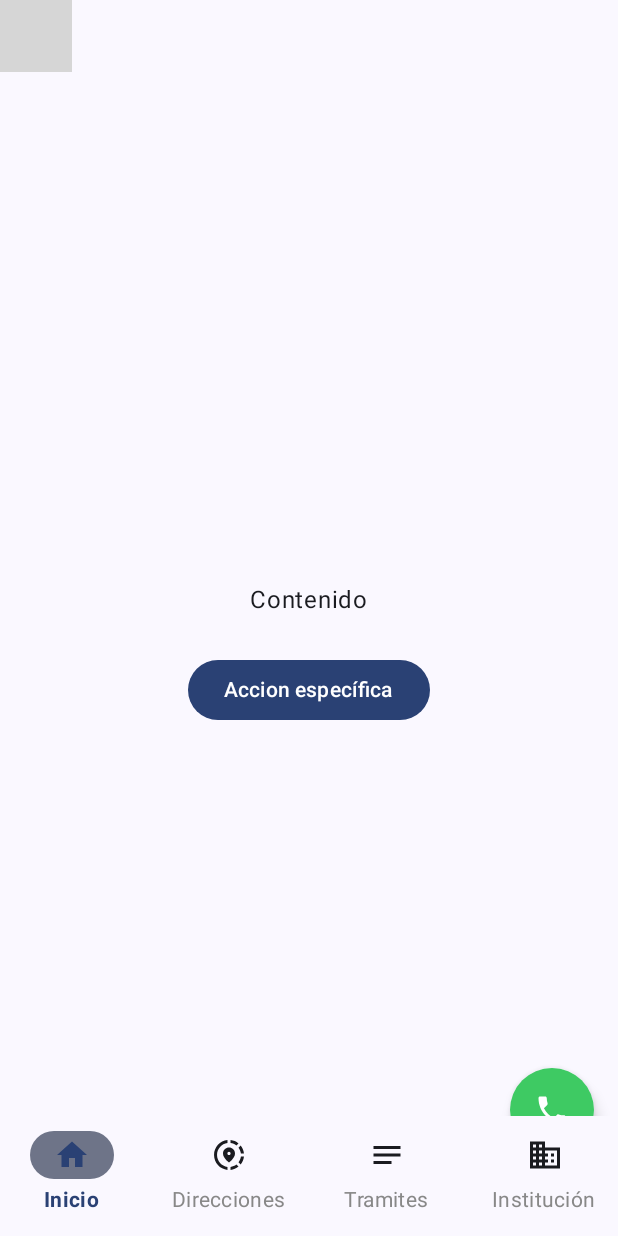
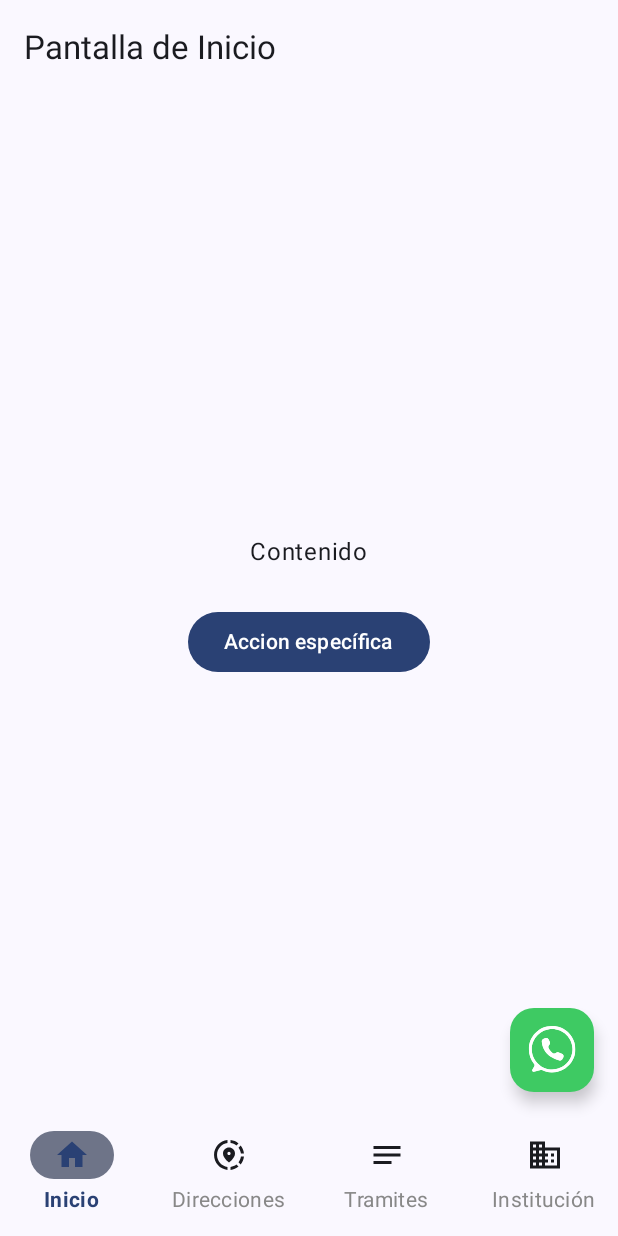
Before and after one commit to juanjosevarqu/DiproveBolivia, an Android app built with Jetpack Compose: the screen it shows after launch (MainActivity), on a phone screen of 412 x 824 dp. Run offline under Robolectric (Android 15) with nearby library versions, the phone set to English and light mode, and no system bars; grey boxes are pictures that could not be loaded.

Commit message:
REFACTOR - Floating Action Button

```diff
--- a/app/src/main/java/com/varqulabs/diproveboliviapp/MainActivity.kt
+++ b/app/src/main/java/com/varqulabs/diproveboliviapp/MainActivity.kt
@@ -4,11 +4,24 @@ import android.os.Bundle
 import androidx.activity.ComponentActivity
 import androidx.activity.compose.setContent
 import androidx.activity.enableEdgeToEdge
-import androidx.compose.foundation.layout.Box
 import androidx.compose.foundation.layout.fillMaxSize
-import androidx.compose.foundation.layout.systemBarsPadding
-import androidx.compose.ui.Alignment
+import androidx.compose.foundation.layout.padding
+import androidx.compose.foundation.layout.size
+import androidx.compose.material3.ExtendedFloatingActionButton
+import androidx.compose.material3.Icon
+import androidx.compose.material3.Scaffold
+import androidx.compose.material3.Text
+import androidx.compose.runtime.getValue
+import androidx.compose.runtime.mutableStateOf
+import androidx.compose.runtime.remember
+import androidx.compose.runtime.setValue
 import androidx.compose.ui.Modifier
+import androidx.compose.ui.graphics.Color
+import androidx.compose.ui.graphics.vector.ImageVector
+import androidx.compose.ui.res.vectorResource
+import androidx.compose.ui.text.font.FontWeight
+import androidx.compose.ui.unit.dp
+import androidx.compose.ui.unit.sp
 import androidx.navigation.compose.rememberNavController
 import com.varqulabs.diproveboliviapp.navigation.AppBottomNavigation
 import com.varqulabs.diproveboliviapp.navigation.AppNavGraph
@@ -23,18 +36,41 @@ class MainActivity : ComponentActivity() {
 
                 val navController = rememberNavController()
 
-                AppNavGraph(
-                    navController = navController,
-                    modifier = Modifier.fillMaxSize()
-                )
+                var expandedFAB by remember { mutableStateOf(false) }
 
-                Box(
-                    modifier = Modifier
-                        .fillMaxSize()
-                        .systemBarsPadding(),
-                    contentAlignment = Alignment.BottomCenter
-                ) {
-                    AppBottomNavigation(navController = navController)
+                Scaffold(
+                    bottomBar = {
+                        AppBottomNavigation(navController = navController)
+                    },
+                    floatingActionButton = {
+                        ExtendedFloatingActionButton(
+                            expanded = expandedFAB,
+                            text = {
+                                Text(
+                                    text = "Diprove",
+                                    fontSize = 16.sp,
+                                    fontWeight = FontWeight.SemiBold
+                                )
+                            },
+                            icon = {
+                                Icon(
+                                    imageVector = ImageVector.vectorResource(R.drawable.wa_logo),
+                                    contentDescription = "WhatsApp Diprove",
+                                    modifier = Modifier.size(32.dp)
+                                )
+                            },
+                            onClick = {
+                                expandedFAB = !expandedFAB
+                            },
+                            containerColor = Color(0xFF3ECA63),
+                            contentColor = Color.White,
+                        )
+                    }
+                ) { innerPadding ->
+                    AppNavGraph(
+                        navController = navController,
+                        modifier = Modifier.fillMaxSize().padding(innerPadding)
+                    )
                 }
             }
         }
--- a/app/src/main/java/com/varqulabs/diproveboliviapp/home/HomeScreen.kt
+++ b/app/src/main/java/com/varqulabs/diproveboliviapp/home/HomeScreen.kt
@@ -3,23 +3,15 @@ package com.varqulabs.diproveboliviapp.home
 import androidx.compose.foundation.layout.Arrangement
 import androidx.compose.foundation.layout.Column
 import androidx.compose.foundation.layout.fillMaxSize
-import androidx.compose.foundation.layout.navigationBarsPadding
 import androidx.compose.foundation.layout.padding
-import androidx.compose.material.icons.Icons
-import androidx.compose.material.icons.filled.Call
-import androidx.compose.material.icons.filled.Phone
 import androidx.compose.material3.Button
-import androidx.compose.material3.FloatingActionButton
-import androidx.compose.material3.FloatingActionButtonDefaults
-import androidx.compose.material3.Icon
 import androidx.compose.material3.Scaffold
 import androidx.compose.material3.Text
 import androidx.compose.runtime.Composable
 import androidx.compose.ui.Alignment
 import androidx.compose.ui.Modifier
-import androidx.compose.ui.graphics.Color
 import androidx.compose.ui.unit.dp
-import com.varqulabs.diproveboliviapp.core.ui.DefaultAppBar
+import com.varqulabs.diproveboliviapp.core.presentation.DefaultAppBar
 
 @Composable
 fun HomeScreen(
@@ -31,20 +23,6 @@ fun HomeScreen(
         topBar = {
             DefaultAppBar(title = "Pantalla de $provisionalName") {  }
         },
-        floatingActionButton = {
-            FloatingActionButton(
-                onClick = {  },
-                modifier = Modifier.navigationBarsPadding().padding(bottom = 40.dp),
-                shape = FloatingActionButtonDefaults.largeShape,
-                containerColor = Color(0xFF3ECA63),
-                contentColor = Color.White,
-            ) {
-                Icon(
-                    imageVector = Icons.Filled.Phone,
-                    contentDescription = "Whatsapp Diprove",
-                )
-            }
-        }
     ) { innerPadding ->
         Column(
             modifier = modifier
--- /dev/null
+++ b/app/src/main/res/drawable/wa_logo.xml
@@ -0,0 +1,30 @@
+<vector xmlns:android="http://schemas.android.com/apk/res/android"
+    android:width="48dp"
+    android:height="48dp"
+    android:viewportWidth="36"
+    android:viewportHeight="36">
+  <group>
+    <clip-path
+        android:pathData="M0.531,0L35.512,0L35.512,35L0.531,35ZM0.531,0"/>
+    <path
+        android:pathData="M18.031,0.031C8.305,0.066 0.531,7.953 0.656,17.652C0.68,19.621 1.031,21.527 1.707,23.375C2.379,25.227 3.344,26.91 4.594,28.43C4.793,28.676 4.91,28.957 4.938,29.27C4.965,29.586 4.902,29.879 4.746,30.156L3.242,32.84C2.828,33.586 3.508,34.465 4.336,34.254L9.422,32.961C9.789,32.871 10.141,32.906 10.48,33.07C12.758,34.176 15.16,34.754 17.691,34.809C27.469,35.027 35.496,27.234 35.527,17.477C35.559,7.828 27.707,0 18.031,0.031ZM18.09,32.668C17.086,32.668 16.094,32.57 15.109,32.375C14.125,32.18 13.168,31.891 12.242,31.508C11.313,31.125 10.434,30.656 9.598,30.098C8.766,29.543 7.992,28.91 7.281,28.203C6.574,27.496 5.938,26.727 5.383,25.891C4.824,25.059 4.352,24.18 3.969,23.258C3.586,22.332 3.293,21.379 3.098,20.395C2.902,19.414 2.805,18.422 2.805,17.422C2.805,9 9.648,2.176 18.09,2.176C26.5,2.176 33.324,8.949 33.379,17.324C33.43,25.727 26.516,32.668 18.09,32.668ZM18.09,32.668"
+        android:fillColor="#ffffff"
+        android:fillType="nonZero"/>
+  </group>
+  <path
+      android:pathData="M15.359,10.008L15.367,10.023L16.277,11.828C16.48,12.227 16.543,12.648 16.465,13.09C16.383,13.535 16.18,13.906 15.852,14.215C15.523,14.516 15.316,14.891 15.238,15.328C15.156,15.766 15.215,16.188 15.414,16.586C15.961,17.684 16.91,19.195 18.355,20.285C18.688,20.535 19.063,20.672 19.48,20.695C19.895,20.715 20.281,20.617 20.637,20.402L21.223,20.047C21.789,19.703 22.379,19.648 22.996,19.883L25.328,20.77C25.582,20.863 25.805,21.004 26,21.188C26.195,21.371 26.348,21.586 26.457,21.828C26.566,22.074 26.625,22.328 26.633,22.598C26.641,22.863 26.598,23.125 26.504,23.375C26.477,23.445 26.445,23.516 26.41,23.582L25.762,24.832C25.656,25.035 25.52,25.219 25.355,25.375C25.188,25.531 25,25.656 24.789,25.75C24.578,25.844 24.359,25.902 24.129,25.918C23.902,25.938 23.676,25.918 23.453,25.859C19.789,24.914 11.051,21.629 10.348,11.688C10.32,11.281 10.402,10.906 10.602,10.551C10.801,10.199 11.082,9.93 11.441,9.746L12.633,9.137C12.871,9.016 13.125,8.941 13.391,8.918C13.66,8.898 13.922,8.926 14.176,9.008C14.434,9.09 14.664,9.219 14.867,9.391C15.074,9.566 15.238,9.77 15.359,10.008ZM15.359,10.008"
+      android:fillColor="#ffffff"
+      android:fillType="nonZero"/>
+  <group>
+    <clip-path
+        android:pathData="M0.559,0L35.512,0L35.512,35L0.559,35ZM0.559,0"/>
+    <path
+        android:pathData="M18.063,0.031C8.336,0.066 0.559,7.953 0.688,17.652C0.711,19.621 1.059,21.527 1.734,23.375C2.41,25.227 3.371,26.91 4.625,28.43C4.824,28.676 4.938,28.957 4.965,29.27C4.992,29.586 4.93,29.879 4.773,30.156L3.273,32.84C2.855,33.586 3.535,34.465 4.363,34.254L9.449,32.961C9.816,32.871 10.168,32.906 10.508,33.07C12.785,34.176 15.188,34.754 17.719,34.809C27.5,35.027 35.523,27.234 35.555,17.477C35.586,7.828 27.734,0 18.063,0.031ZM18.121,32.668C17.117,32.668 16.121,32.57 15.137,32.375C14.152,32.18 13.199,31.891 12.27,31.508C11.344,31.125 10.461,30.656 9.629,30.098C8.793,29.543 8.02,28.91 7.313,28.203C6.602,27.496 5.969,26.727 5.41,25.891C4.852,25.059 4.383,24.18 3.996,23.258C3.613,22.332 3.324,21.379 3.129,20.395C2.934,19.414 2.832,18.422 2.832,17.422C2.832,9 9.68,2.176 18.121,2.176C26.531,2.176 33.355,8.949 33.406,17.324C33.461,25.727 26.547,32.668 18.121,32.668ZM18.121,32.668"
+        android:fillColor="#ffffff"
+        android:fillType="nonZero"/>
+  </group>
+  <path
+      android:pathData="M15.387,10.008L15.395,10.023L16.309,11.828C16.512,12.227 16.57,12.648 16.492,13.09C16.414,13.535 16.207,13.906 15.879,14.215C15.551,14.516 15.348,14.891 15.266,15.328C15.184,15.766 15.246,16.188 15.441,16.586C15.992,17.684 16.938,19.195 18.387,20.285C18.719,20.535 19.09,20.672 19.508,20.695C19.926,20.715 20.309,20.617 20.668,20.402L21.254,20.047C21.816,19.703 22.406,19.648 23.023,19.883L25.359,20.77C25.609,20.863 25.832,21.004 26.027,21.188C26.223,21.371 26.375,21.586 26.488,21.828C26.598,22.074 26.656,22.328 26.664,22.598C26.672,22.863 26.629,23.125 26.531,23.375C26.504,23.445 26.473,23.516 26.438,23.582L25.793,24.832C25.688,25.035 25.551,25.219 25.383,25.375C25.215,25.531 25.027,25.656 24.816,25.75C24.609,25.844 24.387,25.902 24.16,25.918C23.93,25.938 23.703,25.918 23.48,25.859C19.816,24.914 11.082,21.629 10.375,11.688C10.348,11.281 10.434,10.906 10.633,10.551C10.832,10.199 11.109,9.93 11.473,9.746L12.66,9.137C12.898,9.016 13.152,8.941 13.422,8.918C13.688,8.898 13.949,8.926 14.207,9.008C14.461,9.09 14.691,9.219 14.898,9.391C15.102,9.566 15.266,9.77 15.387,10.008ZM15.387,10.008"
+      android:fillColor="#ffffff"
+      android:fillType="nonZero"/>
+</vector>
```
